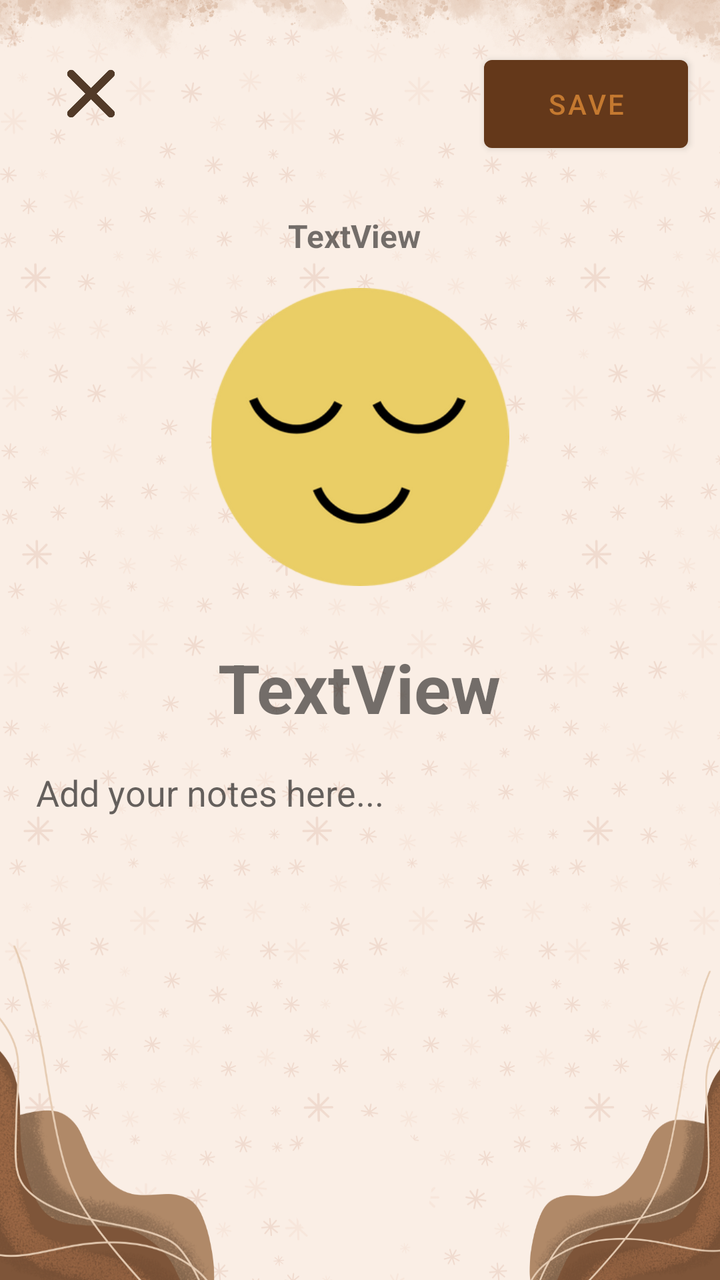
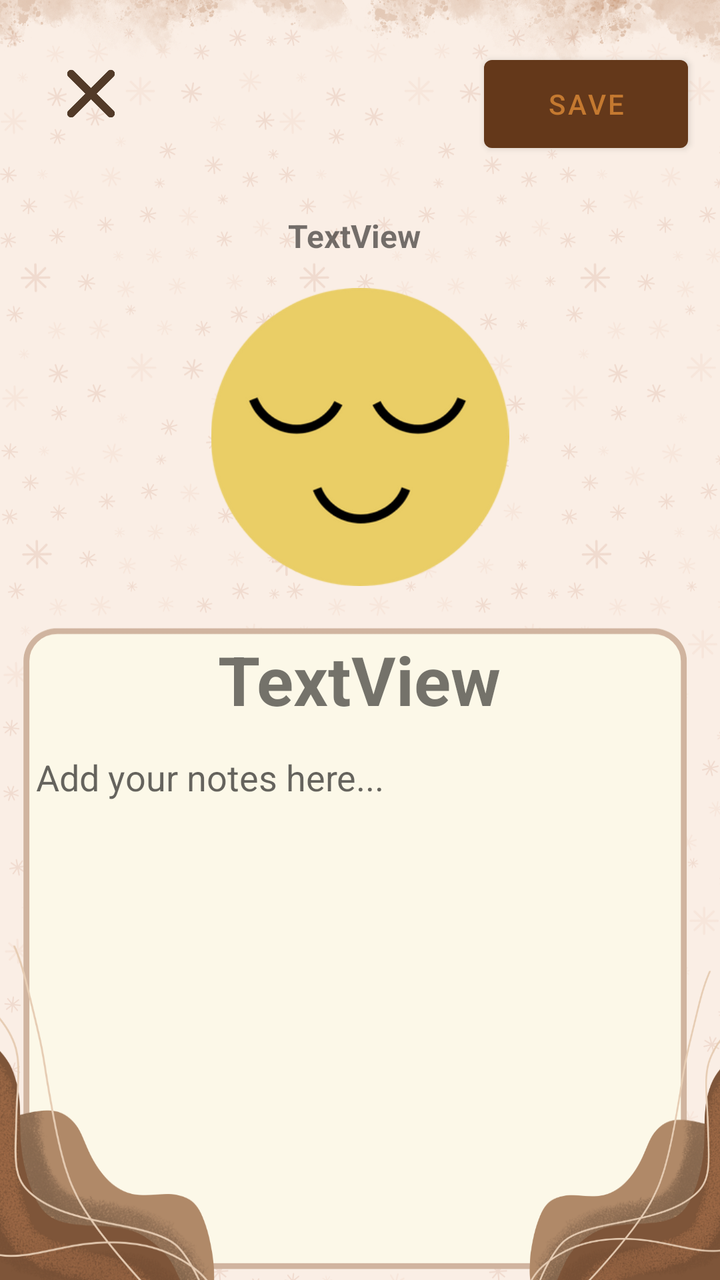

The first picture is an Android layout as it rendered before a commit; the second is the same layout after the commit. The layout source and the unified diff follow.
<!-- AndroidManifest.xml: application theme Theme.MoodTracker -->
<!-- res/layout/activity_emotion_confirmation.xml -->
<androidx.constraintlayout.widget.ConstraintLayout xmlns:android="http://schemas.android.com/apk/res/android"
        xmlns:app="http://schemas.android.com/apk/res-auto"
        xmlns:tools="http://schemas.android.com/tools"
        android:id="@+id/dateCF"
        android:layout_width="match_parent"
        android:layout_height="match_parent"
        tools:context=".EmotionConfirmation">

        <androidx.constraintlayout.widget.ConstraintLayout
            android:layout_width="match_parent"
            android:layout_height="match_parent"
            android:background="@drawable/here_layout">

            <ImageView
                android:id="@+id/emotionCF"
                android:layout_width="362dp"
                android:layout_height="149dp"
                android:layout_marginStart="130dp"
                android:layout_marginTop="144dp"
                android:layout_marginEnd="131dp"
                android:layout_marginBottom="28dp"
                android:textAlignment="center"
                app:layout_constraintBottom_toTopOf="@+id/textCF"
                app:layout_constraintEnd_toEndOf="parent"
                app:layout_constraintStart_toStartOf="parent"
                app:layout_constraintTop_toTopOf="parent"
                app:srcCompat="@drawable/calm" />

            <TextView
                android:id="@+id/textCF"
                android:layout_width="261dp"
                android:layout_height="51dp"
                android:layout_marginTop="28dp"
                android:text="TextView"
                android:textAlignment="center"
                android:textSize="34sp"
                android:textStyle="bold"
                app:layout_constraintEnd_toEndOf="parent"
                app:layout_constraintHorizontal_bias="0.497"
                app:layout_constraintStart_toStartOf="parent"
                app:layout_constraintTop_toBottomOf="@+id/emotionCF" />



            <Button
                android:id="@+id/save"
                android:layout_width="102dp"
                android:layout_height="56dp"
                android:layout_marginTop="24dp"
                android:layout_marginEnd="16dp"
                android:text="Save"
                app:backgroundTint="#64381a"
                app:layout_constraintEnd_toEndOf="parent"
                app:layout_constraintTop_toTopOf="parent" />

            <TextView
                android:id="@+id/dateCNFRM"
                android:layout_width="234dp"
                android:layout_height="37dp"
                android:layout_marginTop="36dp"
                android:text="TextView"
                android:textAlignment="center"
                android:textSize="16sp"
                android:textStyle="bold"
                app:layout_constraintBottom_toTopOf="@+id/emotionCF"
                app:layout_constraintEnd_toEndOf="@+id/save"
                app:layout_constraintHorizontal_bias="0.546"
                app:layout_constraintStart_toStartOf="parent"
                app:layout_constraintTop_toTopOf="parent"
                app:layout_constraintVertical_bias="1.0" />

            <ImageView
                android:id="@+id/x"
                android:layout_width="43dp"
                android:layout_height="48dp"
                android:layout_marginStart="24dp"
                android:layout_marginTop="24dp"
                android:src="@drawable/x"
                app:layout_constraintStart_toStartOf="parent"
                app:layout_constraintTop_toTopOf="parent" />

            <ScrollView
                android:id="@+id/scrollView"
                android:layout_width="339dp"
                android:layout_height="0dp"
                android:layout_marginStart="25dp"
                android:layout_marginTop="2dp"
                android:layout_marginEnd="30dp"
                android:layout_marginBottom="7dp"
                android:fadeScrollbars="false"
                android:fillViewport="true"
                android:nestedScrollingEnabled="true"
                android:scrollbars="vertical"
                app:layout_constraintBottom_toBottomOf="parent"
                app:layout_constraintEnd_toEndOf="parent"
                app:layout_constraintStart_toStartOf="parent"
                app:layout_constraintTop_toBottomOf="@+id/textCF">

                <EditText
                    android:id="@+id/notesInput"
                    android:layout_width="match_parent"
                    android:layout_height="wrap_content"
                    android:background="@null"
                    android:fadeScrollbars="false"
                    android:gravity="top|start"
                    android:hint="Add your notes here..."
                    android:inputType="textMultiLine"
                    android:minHeight="200dp"
                    android:padding="10dp"
                    android:scrollbars="vertical"
                    android:textCursorDrawable="@null" />

            </ScrollView>

        </androidx.constraintlayout.widget.ConstraintLayout>

    </androidx.constraintlayout.widget.ConstraintLayout>
<!-- resources referenced by this layout -->
<resources>
  <!-- drawable calm: png bitmap (drawable, 22327 bytes) -->
  <!-- drawable here_layout: png bitmap (drawable, 535882 bytes) -->
  <!-- drawable x: png bitmap (drawable, 5059 bytes) -->
  <style name="Theme.MoodTracker" parent="Base.Theme.MoodTracker" />
  <style name="Base.Theme.MoodTracker" parent="Theme.MaterialComponents.Light.NoActionBar">
          
          <item name="colorPrimary">#c47930</item> 
          <item name="colorPrimaryVariant">#c47930</item> 
          <item name="colorOnPrimary">#000000</item> 
          <item name="colorControlNormal">#FFFFFF</item>
  
          
          <item name="materialButtonStyle">@style/CustomButtonStyle</item>
      </style>
  <style name="CustomButtonStyle" parent="Widget.MaterialComponents.Button">
          <item name="backgroundTint">#64381A</item>
          <item name="android:textColor">@color/brownishe</item>
      </style>
  <color name="brownishe">#c47930</color>
</resources>

<!-- the commit's change to res/layout/activity_emotion_confirmation.xml (unified diff, before → after) -->
@@ -9,7 +9,7 @@
         <androidx.constraintlayout.widget.ConstraintLayout
             android:layout_width="match_parent"
             android:layout_height="match_parent"
-            android:background="@drawable/here_layout">
+            android:background="@drawable/layout_input">
 
             <ImageView
                 android:id="@+id/emotionCF"
@@ -30,7 +30,7 @@
                 android:id="@+id/textCF"
                 android:layout_width="261dp"
                 android:layout_height="51dp"
-                android:layout_marginTop="28dp"
+                android:layout_marginTop="24dp"
                 android:text="TextView"
                 android:textAlignment="center"
                 android:textSize="34sp"
@@ -39,7 +39,6 @@
                 app:layout_constraintHorizontal_bias="0.497"
                 app:layout_constraintStart_toStartOf="parent"
                 app:layout_constraintTop_toBottomOf="@+id/emotionCF" />
-
 
 
             <Button
@@ -84,7 +83,7 @@
                 android:layout_width="339dp"
                 android:layout_height="0dp"
                 android:layout_marginStart="25dp"
-                android:layout_marginTop="2dp"
+                android:layout_marginTop="-2dp"
                 android:layout_marginEnd="30dp"
                 android:layout_marginBottom="7dp"
                 android:fadeScrollbars="false"
<!-- resource entries referenced after the edit -->
@@ -1,7 +1,7 @@
 <!-- resources referenced by this layout -->
 <resources>
   <!-- drawable calm: png bitmap (drawable, 22327 bytes) -->
-  <!-- drawable here_layout: png bitmap (drawable, 535882 bytes) -->
+  <!-- drawable layout_input: png bitmap (drawable, 412864 bytes) -->
   <!-- drawable x: png bitmap (drawable, 5059 bytes) -->
   <style name="Theme.MoodTracker" parent="Base.Theme.MoodTracker" />
   <style name="Base.Theme.MoodTracker" parent="Theme.MaterialComponents.Light.NoActionBar">
